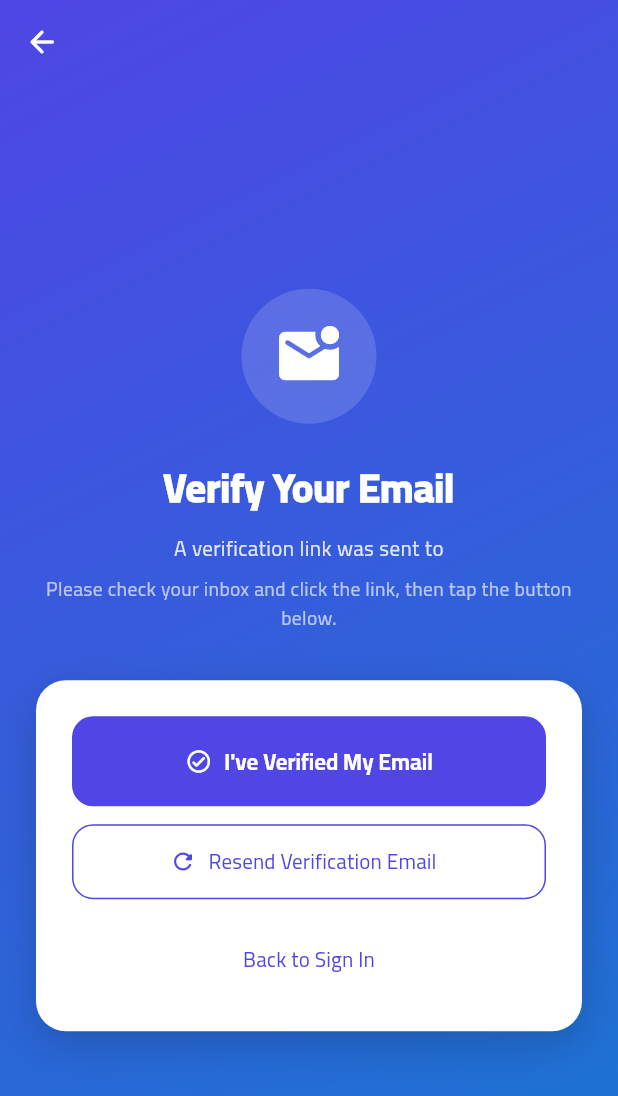
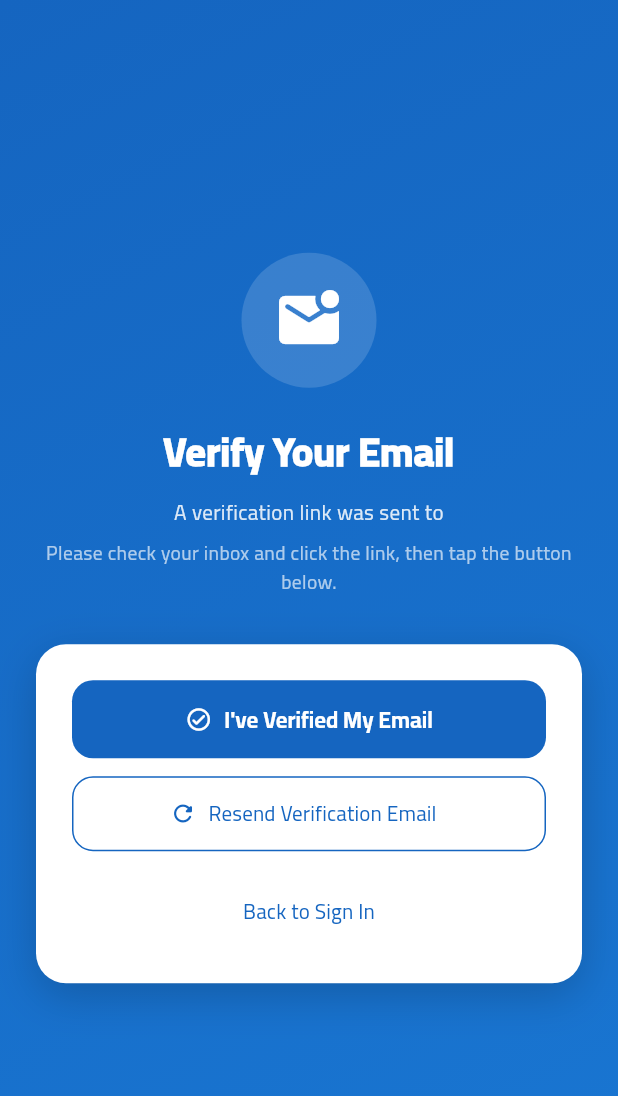
Before and after one commit to bebk7/Hasibny, a Flutter app: the EmailVerificationView screen opened directly, on a phone screen of 412 x 824 dp. Shown: the top 1096 px of the screen. Run offline on Flutter 3.47's test engine with Material 3 defaults, Android fonts, the phone set to English and light mode, and no system bars; our stand-ins replace cloud_firestore, connectivity_plus, firebase_auth, firebase_core, flutter_contacts, flutter_native_splash and 8 more; missing offline and left inert: excel; accounts and stored records are empty; generated files the repository leaves out were written again; statements that could not run were skipped.

Commit message:
Initial commit: Hasibny - Account Book app with Firebase, email verification, store logo, sync service

```diff
--- a/lib/models/customer.dart
+++ b/lib/models/customer.dart
@@ -16,11 +16,6 @@ class Customer {
 
   @Index()
   late DateTime updatedAt;
-
-  @Index()
-  String? firestoreId;
-
-  bool isSynced = false;
 
   Customer({
     required this.name,
--- a/lib/models/invoice.dart
+++ b/lib/models/invoice.dart
@@ -50,11 +50,6 @@ class Invoice {
   late DateTime createdAt;
   late DateTime updatedAt;
 
-  @Index()
-  String? firestoreId;
-
-  bool isSynced = false;
-
   Invoice({
     required this.merchantId,
     required this.invoiceNumber,
--- a/lib/models/merchant.dart
+++ b/lib/models/merchant.dart
@@ -19,11 +19,6 @@ class Merchant {
 
   late DateTime updatedAt;
 
-  @Index()
-  String? firestoreId;
-
-  bool isSynced = false;
-
   Merchant({
     required this.name,
     required this.phone,
--- a/lib/models/merchant_shortage.dart
+++ b/lib/models/merchant_shortage.dart
@@ -21,11 +21,6 @@ class MerchantShortage {
 
   late DateTime updatedAt;
 
-  @Index()
-  String? firestoreId;
-
-  bool isSynced = false;
-
   MerchantShortage({
     this.merchantId,
     required this.productName,
--- a/lib/models/transaction.dart
+++ b/lib/models/transaction.dart
@@ -18,11 +18,6 @@ class TransactionModel {
 
   @Index()
   late int customerId;
-
-  @Index()
-  String? firestoreId;
-
-  bool isSynced = false;
 
   TransactionModel({
     required this.amount,
--- a/lib/themes/app_theme.dart
+++ b/lib/themes/app_theme.dart
@@ -1,18 +1,18 @@
 import 'package:flutter/material.dart';
 
 class AppTheme {
-  static const Color primaryColor = Color(0xFF4F46E5); // Indigo 600
-  static const Color secondaryColor = Color(0xFF10B981); // Emerald 500
-  static const Color giveColor = Color(0xFFEF4444); // Red 500
-  static const Color gotColor = Color(0xFF10B981); // Emerald 500
-  static const Color backgroundColor = Color(0xFFF8FAFC); // Slate 50
+  static const Color primaryColor = Color(0xFF1565C0);
+  static const Color secondaryColor = Color(0xFF00897B);
+  static const Color giveColor = Color(0xFFD76A6A);
+  static const Color gotColor = Color(0xFF26A69A);
+  static const Color backgroundColor = Color(0xFFF5F5F5);
   static const Color surfaceColor = Colors.white;
-  static const Color errorColor = Color(0xFFEF4444);
-  static const Color successColor = Color(0xFF10B981);
+  static const Color errorColor = Color(0xFFE53935);
+  static const Color successColor = Color(0xFF43A047);
 
-  static const Color darkBackgroundColor = Color(0xFF0F172A); // Slate 900
-  static const Color darkSurfaceColor = Color(0xFF1E293B); // Slate 800
-  static const Color darkPrimaryColor = Color(0xFF818CF8); // Indigo 400
+  static const Color darkBackgroundColor = Color(0xFF121212);
+  static const Color darkSurfaceColor = Color(0xFF1E1E1E);
+  static const Color darkPrimaryColor = Color(0xFF90CAF9);
 
   static ThemeData lightTheme = ThemeData(
     useMaterial3: true,
@@ -41,55 +41,48 @@ class AppTheme {
     ),
     cardTheme: CardThemeData(
       color: surfaceColor,
-      elevation: 0.5,
-      shadowColor: Colors.black.withValues(alpha: 0.2),
+      elevation: 2,
       shape: RoundedRectangleBorder(
-        borderRadius: BorderRadius.circular(20),
-        side: const BorderSide(color: Color(0xFFF1F5F9), width: 1),
+        borderRadius: BorderRadius.circular(12),
       ),
     ),
     elevatedButtonTheme: ElevatedButtonThemeData(
       style: ElevatedButton.styleFrom(
         backgroundColor: primaryColor,
         foregroundColor: Colors.white,
-        textStyle: const TextStyle(fontFamily: 'Cairo', fontWeight: FontWeight.bold, fontSize: 16),
+        textStyle: const TextStyle(fontFamily: 'Cairo', fontWeight: FontWeight.bold),
         shape: RoundedRectangleBorder(
-          borderRadius: BorderRadius.circular(16),
+          borderRadius: BorderRadius.circular(8),
         ),
-        elevation: 0,
-        padding: const EdgeInsets.symmetric(horizontal: 28, vertical: 16),
+        padding: const EdgeInsets.symmetric(horizontal: 24, vertical: 12),
       ),
     ),
     inputDecorationTheme: InputDecorationTheme(
       filled: true,
-      fillColor: const Color(0xFFF1F5F9), // Slate 100
-      labelStyle: const TextStyle(fontFamily: 'Cairo', color: Color(0xFF64748B)),
-      hintStyle: const TextStyle(fontFamily: 'Cairo', color: Color(0xFF94A3B8)),
-      contentPadding: const EdgeInsets.symmetric(horizontal: 20, vertical: 18),
+      fillColor: surfaceColor,
+      labelStyle: const TextStyle(fontFamily: 'Cairo'),
+      hintStyle: const TextStyle(fontFamily: 'Cairo'),
       border: OutlineInputBorder(
-        borderRadius: BorderRadius.circular(16),
-        borderSide: BorderSide.none,
+        borderRadius: BorderRadius.circular(8),
+        borderSide: const BorderSide(color: Color(0xFFE0E0E0)),
       ),
       enabledBorder: OutlineInputBorder(
-        borderRadius: BorderRadius.circular(16),
-        borderSide: BorderSide.none,
+        borderRadius: BorderRadius.circular(8),
+        borderSide: const BorderSide(color: Color(0xFFE0E0E0)),
       ),
       focusedBorder: OutlineInputBorder(
-        borderRadius: BorderRadius.circular(16),
-        borderSide: const BorderSide(color: primaryColor, width: 1.5),
+        borderRadius: BorderRadius.circular(8),
+        borderSide: const BorderSide(color: primaryColor, width: 2),
       ),
       errorBorder: OutlineInputBorder(
-        borderRadius: BorderRadius.circular(16),
-        borderSide: const BorderSide(color: errorColor, width: 1.5),
+        borderRadius: BorderRadius.circular(8),
+        borderSide: const BorderSide(color: errorColor),
       ),
     ),
     floatingActionButtonTheme: const FloatingActionButtonThemeData(
       backgroundColor: primaryColor,
       foregroundColor: Colors.white,
-      elevation: 2,
-      shape: RoundedRectangleBorder(
-        borderRadius: BorderRadius.all(Radius.circular(18)),
-      ),
+      elevation: 4,
     ),
     bottomNavigationBarTheme: const BottomNavigationBarThemeData(
       backgroundColor: surfaceColor,
@@ -130,54 +123,48 @@ class AppTheme {
     ),
     cardTheme: CardThemeData(
       color: darkSurfaceColor,
-      elevation: 0,
+      elevation: 2,
       shape: RoundedRectangleBorder(
-        borderRadius: BorderRadius.circular(20),
-        side: const BorderSide(color: Color(0xFF334155), width: 1), // Slate 700
+        borderRadius: BorderRadius.circular(12),
       ),
     ),
     elevatedButtonTheme: ElevatedButtonThemeData(
       style: ElevatedButton.styleFrom(
-        backgroundColor: darkPrimaryColor,
-        foregroundColor: darkBackgroundColor,
-        textStyle: const TextStyle(fontFamily: 'Cairo', fontWeight: FontWeight.bold, fontSize: 16),
+        backgroundColor: primaryColor,
+        foregroundColor: Colors.white,
+        textStyle: const TextStyle(fontFamily: 'Cairo', fontWeight: FontWeight.bold),
         shape: RoundedRectangleBorder(
-          borderRadius: BorderRadius.circular(16),
+          borderRadius: BorderRadius.circular(8),
         ),
-        elevation: 0,
-        padding: const EdgeInsets.symmetric(horizontal: 28, vertical: 16),
+        padding: const EdgeInsets.symmetric(horizontal: 24, vertical: 12),
       ),
     ),
     inputDecorationTheme: InputDecorationTheme(
       filled: true,
-      fillColor: const Color(0xFF0F172A), // Slate 900
-      labelStyle: const TextStyle(fontFamily: 'Cairo', color: Color(0xFF94A3B8)),
-      hintStyle: const TextStyle(fontFamily: 'Cairo', color: Color(0xFF64748B)),
-      contentPadding: const EdgeInsets.symmetric(horizontal: 20, vertical: 18),
+      fillColor: darkSurfaceColor,
+      labelStyle: const TextStyle(fontFamily: 'Cairo'),
+      hintStyle: const TextStyle(fontFamily: 'Cairo'),
       border: OutlineInputBorder(
-        borderRadius: BorderRadius.circular(16),
-        borderSide: const BorderSide(color: Color(0xFF334155)),
+        borderRadius: BorderRadius.circular(8),
+        borderSide: const BorderSide(color: Color(0xFF424242)),
       ),
       enabledBorder: OutlineInputBorder(
-        borderRadius: BorderRadius.circular(16),
-        borderSide: const BorderSide(color: Color(0xFF334155)),
+        borderRadius: BorderRadius.circular(8),
+        borderSide: const BorderSide(color: Color(0xFF424242)),
       ),
       focusedBorder: OutlineInputBorder(
-        borderRadius: BorderRadius.circular(16),
-        borderSide: const BorderSide(color: darkPrimaryColor, width: 1.5),
+        borderRadius: BorderRadius.circular(8),
+        borderSide: const BorderSide(color: darkPrimaryColor, width: 2),
       ),
       errorBorder: OutlineInputBorder(
-        borderRadius: BorderRadius.circular(16),
-        borderSide: const BorderSide(color: errorColor, width: 1.5),
+        borderRadius: BorderRadius.circular(8),
+        borderSide: const BorderSide(color: errorColor),
       ),
     ),
     floatingActionButtonTheme: const FloatingActionButtonThemeData(
-      backgroundColor: darkPrimaryColor,
-      foregroundColor: darkBackgroundColor,
-      elevation: 2,
-      shape: RoundedRectangleBorder(
-        borderRadius: BorderRadius.all(Radius.circular(18)),
-      ),
+      backgroundColor: primaryColor,
+      foregroundColor: Colors.white,
+      elevation: 4,
     ),
     bottomNavigationBarTheme: const BottomNavigationBarThemeData(
       backgroundColor: darkSurfaceColor,
--- a/lib/views/auth/email_verification_view.dart
+++ b/lib/views/auth/email_verification_view.dart
@@ -32,11 +32,7 @@ class _EmailVerificationViewState extends State<EmailVerificationView> {
 
   void _startAutoCheck() {
     _timer = Timer.periodic(const Duration(seconds: 5), (_) async {
-      final ac = Get.find<AuthController>();
-      await ac.checkEmailVerified();
-      if (ac.isEmailVerified.value && mounted && Navigator.canPop(context)) {
-        Get.back();
-      }
+      await Get.find<AuthController>().checkEmailVerified();
     });
   }
 
@@ -64,17 +60,6 @@ class _EmailVerificationViewState extends State<EmailVerificationView> {
     final isDark = Theme.of(context).brightness == Brightness.dark;
 
     return Scaffold(
-      extendBodyBehindAppBar: true,
-      appBar: Navigator.canPop(context)
-          ? AppBar(
-              backgroundColor: Colors.transparent,
-              elevation: 0,
-              leading: IconButton(
-                icon: const Icon(Icons.arrow_back_rounded, color: Colors.white),
-                onPressed: () => Get.back(),
-              ),
-            )
-          : null,
       body: Container(
         decoration: BoxDecoration(
           gradient: LinearGradient(
@@ -153,12 +138,7 @@ class _EmailVerificationViewState extends State<EmailVerificationView> {
                         Obx(() => ElevatedButton.icon(
                               onPressed: ac.isLoading.value
                                   ? null
-                                  : () async {
-                                      await ac.checkEmailVerified();
-                                      if (ac.isEmailVerified.value && mounted && Navigator.canPop(context)) {
-                                        Get.back();
-                                      }
-                                    },
+                                  : () => ac.checkEmailVerified(),
                               style: ElevatedButton.styleFrom(
                                 backgroundColor: AppTheme.primaryColor,
                                 foregroundColor: Colors.white,
@@ -199,18 +179,6 @@ class _EmailVerificationViewState extends State<EmailVerificationView> {
                             style: const TextStyle(fontSize: 14),
                           ),
                         ),
-                        if (!_canResend) ...[
-                          const SizedBox(height: 8),
-                          ClipRRect(
-                            borderRadius: BorderRadius.circular(4),
-                            child: LinearProgressIndicator(
-                              value: _resendCooldown / 60,
-                              backgroundColor: AppTheme.primaryColor.withValues(alpha: 0.1),
-                              valueColor: AlwaysStoppedAnimation<Color>(AppTheme.primaryColor),
-                              minHeight: 4,
-                            ),
-                          ),
-                        ],
                         const SizedBox(height: 16),
                         // Sign out link
                         TextButton(
--- a/pubspec.yaml
+++ b/pubspec.yaml
@@ -29,8 +29,6 @@ dependencies:
   firebase_auth: ^5.5.2
   cloud_firestore: ^5.6.6
   image_picker: ^1.0.7
-  connectivity_plus: ^7.1.1
-  firebase_storage: ^12.4.10
 
 dev_dependencies:
   isar_generator: ^3.1.0+1
```
Also changed, not shown: lib/controllers/customer_controller.dart (+4 -24 lines), lib/controllers/invoice_controller.dart (+7 -20 lines), lib/controllers/merchant_controller.dart (+3 -18 lines), lib/controllers/merchant_shortage_controller.dart (+3 -17 lines), lib/controllers/transaction_controller.dart (+3 -25 lines), lib/main.dart (+12 -17 lines), lib/services/sync_service.dart (+243 -97 lines), lib/views/auth/auth_view.dart (+1 -38 lines), lib/views/settings/settings_view.dart (+10 -28 lines), lib/models/customer.g.dart, lib/models/invoice.g.dart, lib/models/merchant.g.dart, lib/models/merchant_shortage.g.dart, lib/models/transaction.g.dart, 1 more files, 7 other files.
